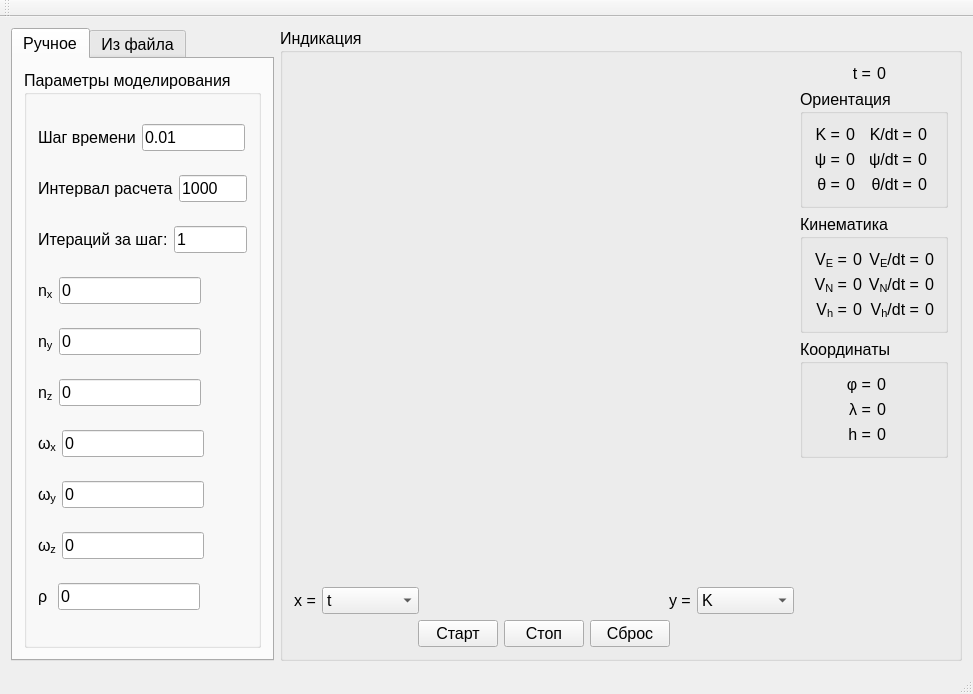
The window that src/main/view/mainwindow.ui (tokarevdr/IMM_Movement_Modeling) describes before a commit, drawn with Qt 5.
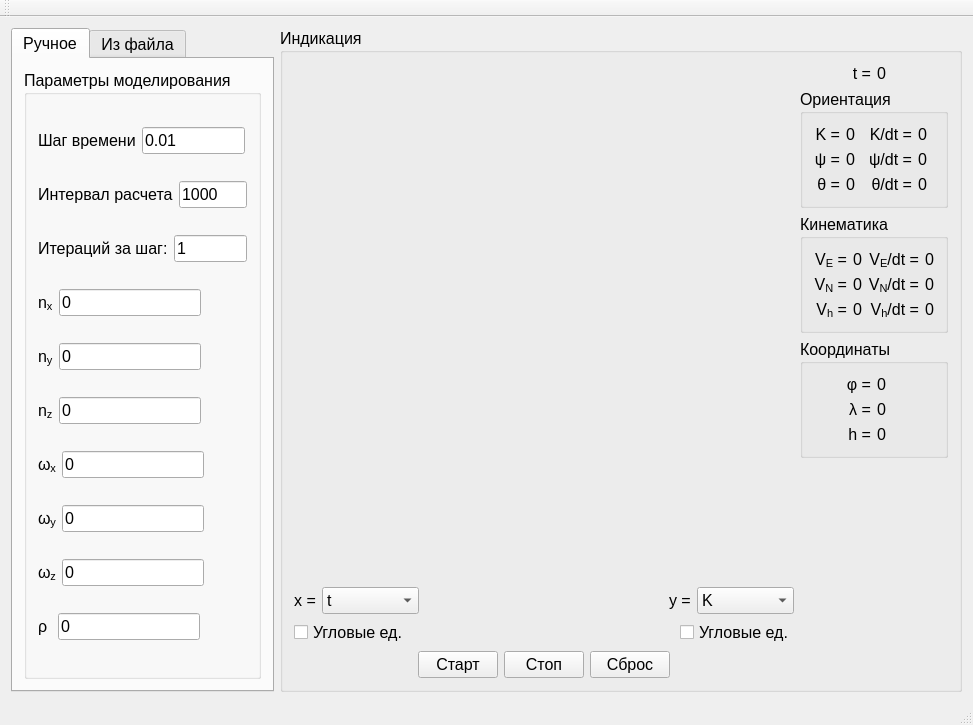
The same window after the commit. Custom widgets are drawn as their Qt base class.

What changed in the file:
```diff
--- a/src/main/view/mainwindow.ui
+++ b/src/main/view/mainwindow.ui
@@ -7,7 +7,7 @@
     <x>0</x>
     <y>0</y>
     <width>961</width>
-    <height>694</height>
+    <height>725</height>
    </rect>
   </property>
   <property name="windowTitle">
@@ -534,7 +534,7 @@
       <property name="title">
        <string>Индикация</string>
       </property>
-      <layout class="QHBoxLayout" name="horizontalLayout_14">
+      <layout class="QHBoxLayout" name="horizontalLayout_18">
        <item>
         <layout class="QVBoxLayout" name="verticalLayout_3">
          <item>
@@ -758,6 +758,37 @@
            </item>
           </layout>
          </item>
+         <item>
+          <layout class="QHBoxLayout" name="horizontalLayout_14">
+           <item>
+            <widget class="QCheckBox" name="checkBox_angular_x">
+             <property name="text">
+              <string>Угловые ед.</string>
+             </property>
+            </widget>
+           </item>
+           <item>
+            <spacer name="horizontalSpacer_13">
+             <property name="orientation">
+              <enum>Qt::Horizontal</enum>
+             </property>
+             <property name="sizeHint" stdset="0">
+              <size>
+               <width>40</width>
+               <height>20</height>
+              </size>
+             </property>
+            </spacer>
+           </item>
+           <item>
+            <widget class="QCheckBox" name="checkBox_angular_y">
+             <property name="text">
+              <string>Угловые ед.</string>
+             </property>
+            </widget>
+           </item>
+          </layout>
+         </item>
          <item>
           <layout class="QHBoxLayout" name="horizontalLayout_10">
            <item>
```
